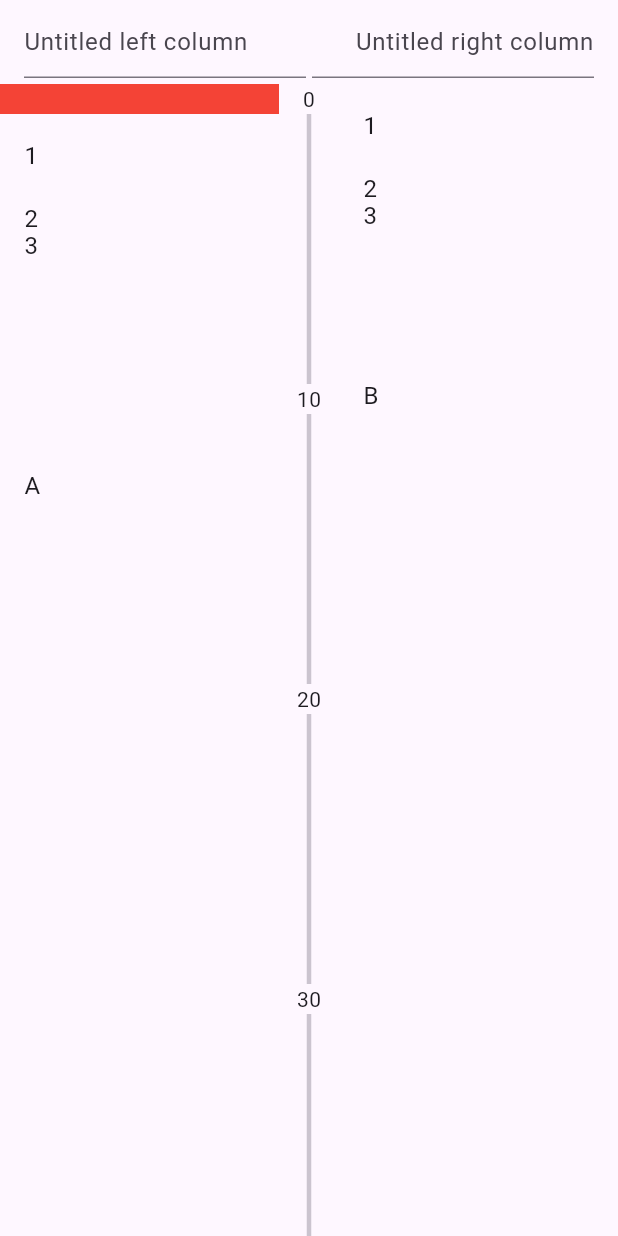
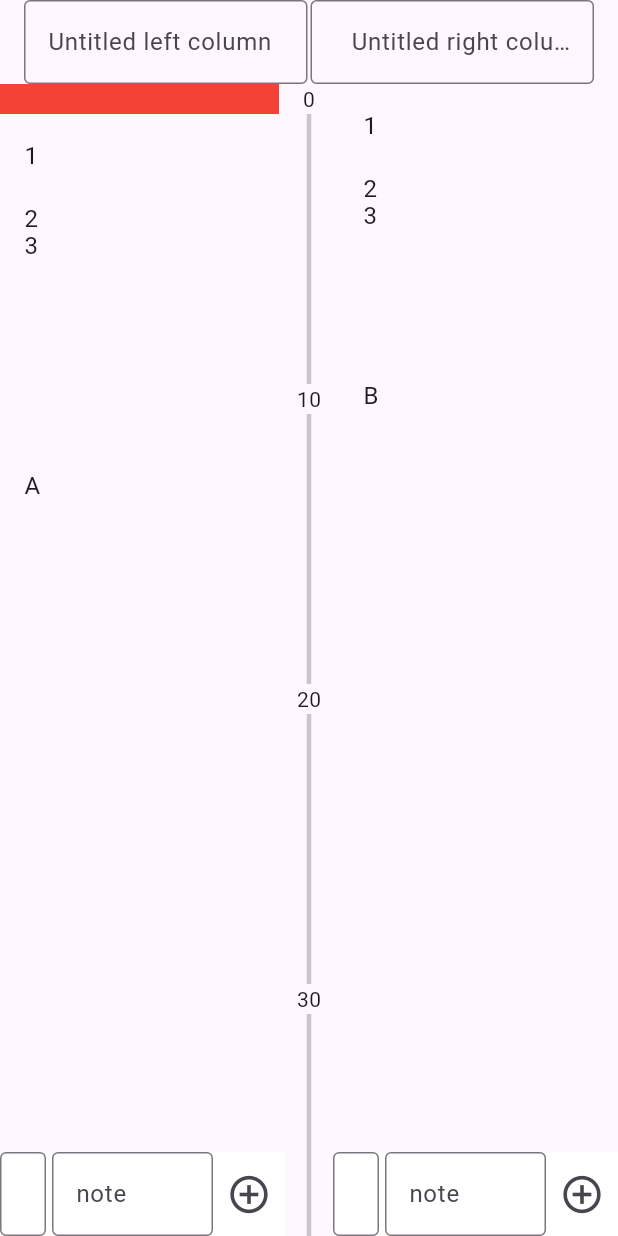
Before and after one commit to NobodyForNothing/timeline-editor, a Flutter app: the screen it shows after launch, on a phone screen of 412 x 824 dp. Run offline on Flutter 3.47's test engine with Material 3 defaults, Android fonts, the light colour scheme and no system bars.

Commit message:
design editor

```diff
--- a/lib/main.dart
+++ b/lib/main.dart
@@ -1,6 +1,7 @@
 import 'package:flutter/material.dart';
 import 'package:timeline_editor/positioned_list_view.dart';
 import 'package:timeline_editor/timeline.dart';
+import 'package:timeline_editor/value_input.dart';
 
 void main() {
   runApp(const MyApp());
@@ -16,6 +17,9 @@ class MyApp extends StatelessWidget {
       theme: ThemeData(
         colorScheme: ColorScheme.fromSeed(seedColor: Colors.deepPurple),
         useMaterial3: true,
+        inputDecorationTheme: InputDecorationTheme(
+          border: OutlineInputBorder(),
+        )
       ),
       home: const TimeLineHome(),
     );
@@ -51,7 +55,7 @@ class _TimeLineHomeState extends State<TimeLineHome> {
         mainAxisSize: MainAxisSize.min,
         children: [
           SizedBox(
-            width: MediaQuery.of(context).size.width / 2 - 18,
+            width: MediaQuery.of(context).size.width / 2 - 17,
             child: const TextField(
               decoration: InputDecoration(
                   hintText: 'Untitled left column'
@@ -60,7 +64,7 @@ class _TimeLineHomeState extends State<TimeLineHome> {
           ),
           const Spacer(),
           SizedBox(
-            width: MediaQuery.of(context).size.width / 2 - 18,
+            width: MediaQuery.of(context).size.width / 2 - 17,
             child: const TextField(
               decoration: InputDecoration(
                 hintText: 'Untitled right column'
@@ -70,6 +74,30 @@ class _TimeLineHomeState extends State<TimeLineHome> {
           ),
         ],
       ),
+    ),
+    extendBody: true,
+    bottomNavigationBar: Row(
+      children: [
+        Container(
+          color: Colors.white,
+          width: MediaQuery.of(context).size.width / 2 - 16,
+          child: ValueInput(
+            callback: (_, __) {
+              // TODO
+            }
+          ),
+        ),
+        const Spacer(),
+        Container(
+          color: Colors.white,
+          width: MediaQuery.of(context).size.width / 2 - 16,
+          child: ValueInput(
+            callback: (_, __) {
+              // TODO
+            }
+          ),
+        ),
+      ]
     ),
     body: SingleChildScrollView(
       child: Row(
@@ -81,7 +109,7 @@ class _TimeLineHomeState extends State<TimeLineHome> {
             child: PositionedListView(
               unitHeight: _kUnitHeight,
               children: {
-                0: Container(color: Colors.red, height: 10,),
+                0: Container(color: Colors.red, height: 1,),
                 1: const ListTile(title: Text('1')),
                 3: const ListTile(title: Text('2')),
                 4: const ListTile(title: Text('3')),
--- /dev/null
+++ b/lib/value_input.dart
@@ -0,0 +1,45 @@
+import 'dart:async';
+
+import 'package:flutter/material.dart';
+
+typedef EntryCallback = FutureOr<void> Function(int position, String text);
+
+class ValueInput extends StatelessWidget {
+  const ValueInput({
+    super.key,
+    required this.callback,
+  });
+
+  final EntryCallback callback;
+
+  @override
+  Widget build(BuildContext context) => Row(
+    children: [
+      Expanded(
+        flex: 2,
+        child: TextField(
+          decoration: InputDecoration(
+            hintText: 'year'
+          ),
+        )
+      ),
+      const SizedBox(width: 4,),
+      Expanded(
+        flex: 7,
+        child: TextField(
+          decoration: InputDecoration(
+              hintText: 'note'
+          ),
+        )
+      ),
+      IconButton(
+        iconSize: 30,
+        onPressed: () {
+          // TODO
+        },
+        icon: const Icon(Icons.add_circle_outline)
+      ),
+    ],
+  );
+
+}
```
